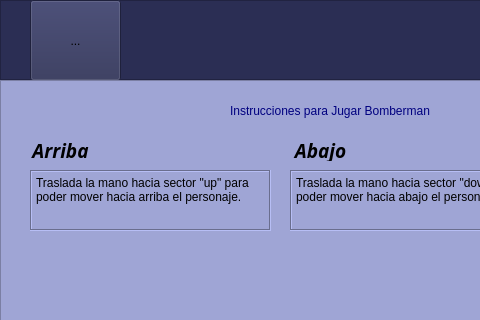
The window that GUI/IBomberman.ui (Rainherz/Hand-Play) describes before a commit, drawn with Qt 5; both pictures show x 0 to 480 and y 0 to 320 of the 1211 by 717 pixel window.
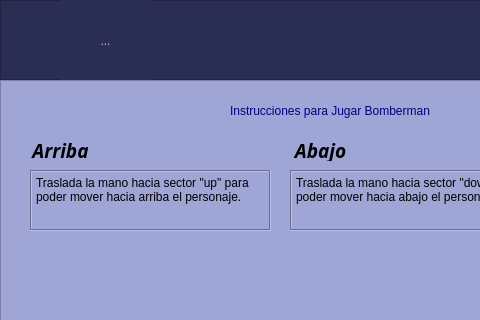
The same window after the commit. Icons and pictures are not drawn.

Diff of the .ui file:
```diff
--- a/GUI/IBomberman.ui
+++ b/GUI/IBomberman.ui
@@ -55,11 +55,11 @@
     </widget>
     <widget class="QToolButton" name="toolButton">
      <property name="enabled">
-      <bool>true</bool>
+      <bool>false</bool>
      </property>
      <property name="geometry">
       <rect>
-       <x>30</x>
+       <x>60</x>
        <y>0</y>
        <width>91</width>
        <height>81</height>
@@ -87,6 +87,9 @@
        <height>160</height>
       </size>
      </property>
+     <property name="autoRaise">
+      <bool>true</bool>
+     </property>
     </widget>
    </widget>
    <widget class="QFrame" name="Videojuegos">
```
